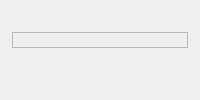
First picture: the form in src/gambitpairing/ui/tournament_view.ui, repository gambit-devs/gambit-pairing, before the edit.
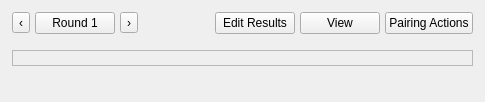
Second picture: the form after the edit.

Commit message: Rounds Tab Work

```diff
--- a/src/gambitpairing/ui/tournament_view.ui
+++ b/src/gambitpairing/ui/tournament_view.ui
@@ -36,6 +36,160 @@
       <property name="bottomMargin">
        <number>0</number>
       </property>
+      <item>
+       <widget class="QWidget" name="round_navigation">
+        <property name="class" stdset="0">
+         <string>RoundNavigation</string>
+        </property>
+        <property name="sizePolicy">
+         <sizepolicy hsizetype="Expanding" vsizetype="Maximum">
+          <horstretch>0</horstretch>
+          <verstretch>0</verstretch>
+         </sizepolicy>
+        </property>
+        <layout class="QHBoxLayout" name="round_navigation_layout">
+         <property name="spacing">
+          <number>5</number>
+         </property>
+         <property name="leftMargin">
+          <number>0</number>
+         </property>
+         <property name="topMargin">
+          <number>0</number>
+         </property>
+         <property name="rightMargin">
+          <number>0</number>
+         </property>
+         <property name="bottomMargin">
+          <number>4</number>
+         </property>
+         <item>
+         <widget class="QToolButton" name="btn_previous_round">
+           <property name="class" stdset="0">
+            <string>ToolbarAction</string>
+           </property>
+           <property name="text">
+            <string>‹</string>
+           </property>
+           <property name="toolTip">
+            <string>Previous round</string>
+           </property>
+          </widget>
+         </item>
+         <item>
+          <widget class="QPushButton" name="round_selector">
+           <property name="class" stdset="0">
+            <string>ToolbarAction</string>
+           </property>
+           <property name="text">
+            <string>Round 1</string>
+           </property>
+          </widget>
+         </item>
+         <item>
+         <widget class="QToolButton" name="btn_next_round">
+           <property name="class" stdset="0">
+            <string>ToolbarAction</string>
+           </property>
+           <property name="text">
+            <string>›</string>
+           </property>
+           <property name="toolTip">
+            <string>Next round</string>
+           </property>
+          </widget>
+         </item>
+         <item>
+          <spacer name="round_status_spacing">
+           <property name="orientation">
+            <enum>Qt::Horizontal</enum>
+           </property>
+           <property name="sizeType">
+            <enum>QSizePolicy::Fixed</enum>
+           </property>
+           <property name="sizeHint" stdset="0">
+            <size>
+             <width>8</width>
+             <height>20</height>
+            </size>
+           </property>
+          </spacer>
+         </item>
+         <item>
+          <widget class="QLabel" name="lbl_round_status">
+           <property name="class" stdset="0">
+            <string>RoundStatus</string>
+           </property>
+           <property name="text">
+            <string/>
+           </property>
+          </widget>
+         </item>
+         <item>
+          <widget class="QLabel" name="lbl_round_summary">
+           <property name="class" stdset="0">
+            <string>RoundSummary</string>
+           </property>
+           <property name="text">
+            <string/>
+           </property>
+          </widget>
+         </item>
+         <item>
+          <spacer name="round_actions_spacing">
+           <property name="orientation">
+            <enum>Qt::Horizontal</enum>
+           </property>
+           <property name="sizeHint" stdset="0">
+            <size>
+             <width>40</width>
+             <height>20</height>
+            </size>
+           </property>
+          </spacer>
+         </item>
+         <item>
+          <widget class="QPushButton" name="btn_edit_results">
+           <property name="class" stdset="0">
+            <string>ToolbarAction</string>
+           </property>
+           <property name="text">
+            <string>Edit Results</string>
+           </property>
+           <property name="toolTip">
+            <string>Re-open the most recently completed round for result editing</string>
+           </property>
+          </widget>
+         </item>
+         <item>
+          <widget class="QPushButton" name="btn_view">
+           <property name="class" stdset="0">
+            <string>ToolbarAction</string>
+           </property>
+           <property name="text">
+            <string>View</string>
+           </property>
+           <property name="toolTip">
+            <string>Rounds display options</string>
+           </property>
+          </widget>
+         </item>
+         <item>
+          <widget class="QPushButton" name="btn_pairing_actions">
+           <property name="class" stdset="0">
+            <string>ToolbarAction</string>
+           </property>
+           <property name="text">
+            <string>Pairing Actions</string>
+           </property>
+           <property name="toolTip">
+            <string>Pairing and round actions</string>
+           </property>
+          </widget>
+         </item>
+        </layout>
+       </widget>
+      </item>
      </layout>
     </widget>
    </item>
```
The commit also changes 12 other files.
